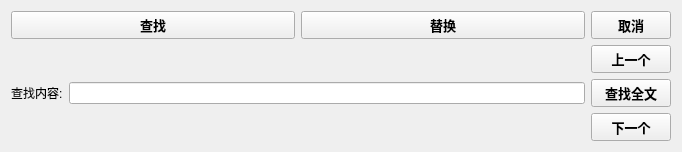
ssh555/CPP-IDE, file BITC/searchwindow.ui: the form before one commit.
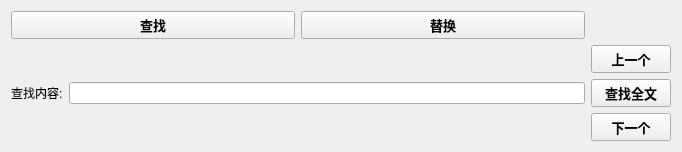
The form after the commit.

What changed in the file:
```diff
--- a/BITC/searchwindow.ui
+++ b/BITC/searchwindow.ui
@@ -112,24 +112,6 @@
      </item>
     </layout>
    </item>
-   <item row="0" column="1">
-    <widget class="QPushButton" name="btnCancel">
-     <property name="styleSheet">
-      <string notr="true">QPushButton {
-                        font: bold 13px;
-                        }
- QPushButton:focus{ // 聚焦样式
-background-color:rgb(255, 128, 64);
-
-font:bold 13px;
-                        text-align: left;
-                        }</string>
-     </property>
-     <property name="text">
-      <string>取消</string>
-     </property>
-    </widget>
-   </item>
    <item row="1" column="0" rowspan="2">
     <layout class="QVBoxLayout" name="verticalLayout">
      <item>
```
